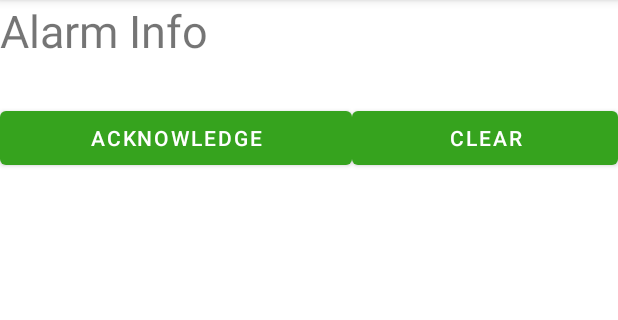
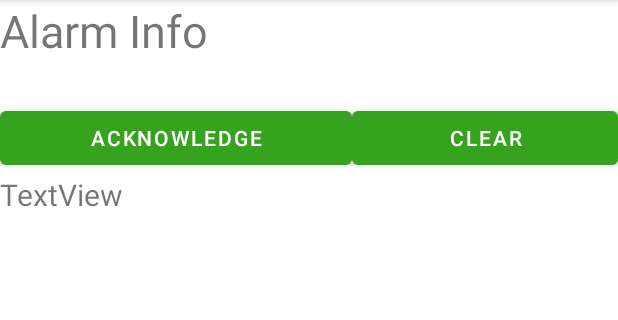
Before and after one commit to Joserra13/SmartTrashApp2, an Android app: the AlarmActivity screen opened directly, with no data from a screen before it, after a tap on "ACKNOWLEDGE", on a phone screen of 412 x 824 dp, the part 84-404 px from its top. Run offline under Robolectric (Android 15) with nearby library versions, the phone set to English and light mode, and no system bars.

Commit message:
alarmas ack y cleared a falta de prueba

```diff
--- a/app/src/main/java/dte/masteriot/mdp/smarttrashapp2/AlarmActivity.java
+++ b/app/src/main/java/dte/masteriot/mdp/smarttrashapp2/AlarmActivity.java
@@ -2,18 +2,30 @@ package dte.masteriot.mdp.smarttrashapp2;
 
 import androidx.appcompat.app.AppCompatActivity;
 
+import android.content.Context;
 import android.content.Intent;
+import android.content.SharedPreferences;
 import android.os.Bundle;
+import android.util.Log;
 import android.view.View;
 import android.widget.TextView;
+
+import com.google.gson.JsonObject;
+
+import retrofit2.Call;
+import retrofit2.Callback;
+import retrofit2.Response;
 
 public class AlarmActivity extends AppCompatActivity {
 
     TextView alarmInfoTV;
+    TextView commandSent;
 
     Intent inputIntent;
     String alarmInfo = "";
     String alarmId = "";
+
+    Call<JsonObject> alarmCommand;
 
     @Override
     protected void onCreate(Bundle savedInstanceState) {
@@ -21,6 +33,7 @@ public class AlarmActivity extends AppCompatActivity {
         setContentView(R.layout.activity_alarm);
 
         alarmInfoTV = findViewById(R.id.textView24);
+        commandSent = findViewById(R.id.textView25);
 
         //Getting the Intent
         inputIntent = getIntent();
@@ -31,9 +44,58 @@ public class AlarmActivity extends AppCompatActivity {
         alarmInfoTV.setText(alarmInfo);
     }
 
+    private void sendCommand(int choice) {
+
+        SharedPreferences sharedPref = getApplicationContext().getSharedPreferences("MyPref", Context.MODE_PRIVATE);
+        String token = sharedPref.getString("token", "defToken");
+        token = "Bearer " + token;
+        ThingsboardService tbs = ServiceGenerator.createService(ThingsboardService.class);
+
+        //Llamada get the info
+        if(choice == 0){
+            //Ack
+            alarmCommand = tbs.sendACKAlarm(token, alarmId);
+        }else if(choice == 1){
+            //Clear
+            alarmCommand = tbs.sendClearAlarm(token, alarmId);
+        }
+
+        //This enqueues of the Callback means we are making an asynchronous request (which won't block the UI-Thread)
+        alarmCommand.enqueue(new Callback<JsonObject>() {
+            @Override
+            public void onResponse(Call<JsonObject> call, Response<JsonObject> response) {
+                if(response.code() == 200){
+
+                    if(choice == 0){
+                        commandSent.setText("Alarm acknowledged");
+                    }else if(choice == 1){
+                        commandSent.setText("Alarm cleared");
+                    }
+
+                } else{
+                    Log.d("ERROR with code: ", String.valueOf(response.code()));
+
+                    if(choice == 0){
+                        commandSent.setText("Alarm was not acknowledge correclty");
+                    }else if(choice == 1){
+                        commandSent.setText("Alarm was not cleared correclty");
+                    }
+                }
+            }
+
+            @Override
+            public void onFailure(Call<JsonObject> call, Throwable t) {
+                Log.d("RESPONSE::ERROR", "It did not work");
+            }
+        });
+    }
+
     public void sendACK(View view) {
+
+        sendCommand(0);
     }
 
     public void sendClear(View view) {
+        sendCommand(1);
     }
 }
--- a/app/src/main/java/dte/masteriot/mdp/smarttrashapp2/ThingsboardService.java
+++ b/app/src/main/java/dte/masteriot/mdp/smarttrashapp2/ThingsboardService.java
@@ -8,6 +8,7 @@ import retrofit2.http.GET;
 import retrofit2.http.Header;
 import retrofit2.http.Headers;
 import retrofit2.http.POST;
+import retrofit2.http.Path;
 
 public interface ThingsboardService {
 
@@ -75,4 +76,13 @@ public interface ThingsboardService {
     @GET ("alarm/DEVICE/ddca70e0-7971-11ec-9a04-591db17ccd5b?pageSize=10&page=0&sortProperty=createdTime&sortOrder=DESC")
     Call<JsonObject> getGlassStreetContainersAlarm (@Header("X-Authorization") String token);
 
+    //ACKNOWLEDGE THE ALARM
+    @Headers({"Accept: application/json"})
+    @GET ("alarm/{alarmId}/ack")
+    Call<JsonObject> sendACKAlarm (@Header("X-Authorization") String token, @Path ("alarmId") String alarmId);
+
+    //ACKNOWLEDGE THE ALARM
+    @Headers({"Accept: application/json"})
+    @GET ("alarm/{alarmId}/clear")
+    Call<JsonObject> sendClearAlarm (@Header("X-Authorization") String token, @Path ("alarmId") String alarmId);
 }
--- a/app/src/main/res/layout/activity_alarm.xml
+++ b/app/src/main/res/layout/activity_alarm.xml
@@ -27,7 +27,7 @@
 
         <LinearLayout
             android:layout_width="match_parent"
-            android:layout_height="match_parent"
+            android:layout_height="wrap_content"
             android:orientation="horizontal">
 
             <Button
@@ -35,17 +35,24 @@
                 android:layout_width="wrap_content"
                 android:layout_height="wrap_content"
                 android:layout_weight="1"
-                android:text="Acknowledge"
-                android:onClick="sendACK"/>
+                android:onClick="sendACK"
+                android:text="Acknowledge" />
 
             <Button
                 android:id="@+id/button8"
                 android:layout_width="wrap_content"
                 android:layout_height="wrap_content"
                 android:layout_weight="1"
-                android:text="Clear"
-                android:onClick="sendClear"/>
+                android:onClick="sendClear"
+                android:text="Clear" />
         </LinearLayout>
+
+        <TextView
+            android:id="@+id/textView25"
+            android:layout_width="match_parent"
+            android:layout_height="wrap_content"
+            android:text="TextView"
+            android:textSize="20sp" />
 
     </LinearLayout>
 </androidx.constraintlayout.widget.ConstraintLayout>
```
